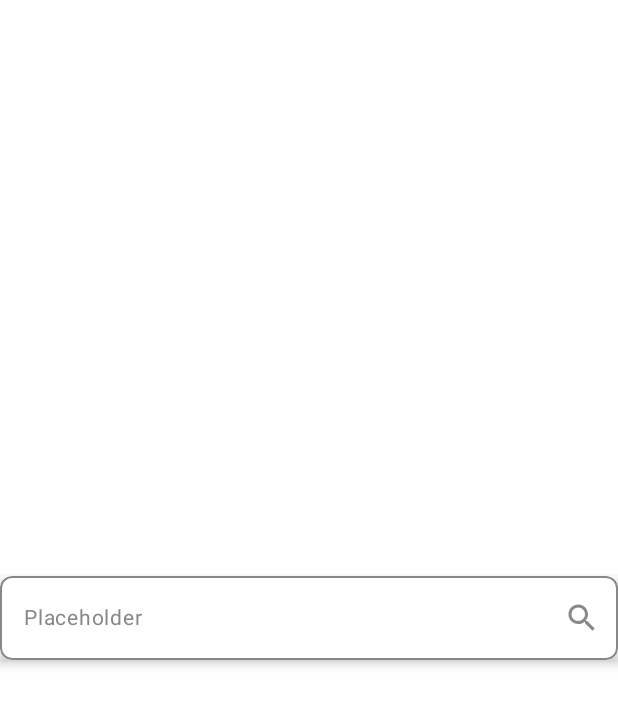
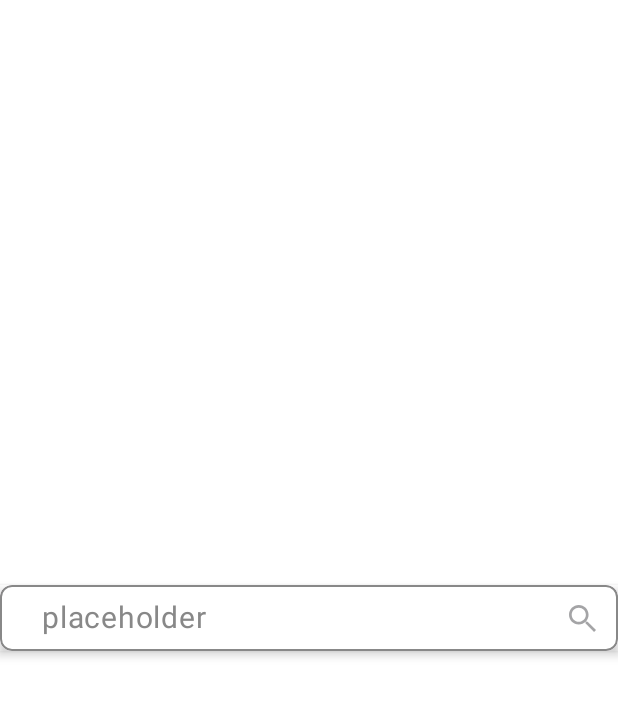
Before and after one commit to OurMenu/OurMenu-Android-V2, an Android app built with Jetpack Compose: the @Preview function SearchBarPreview, on a phone screen of 412 x 824 dp. Shown: the top 706 px of the screen. Run offline under Robolectric (Android 15) with nearby library versions, the phone set to English and light mode, and no system bars.

Commit message:
[refactor]:기존의 SearchBar에 CustomTextField 적용(#14)

```diff
--- a/app/src/main/java/com/kuit/ourmenu/ui/common/SearchBar.kt
+++ b/app/src/main/java/com/kuit/ourmenu/ui/common/SearchBar.kt
@@ -1,76 +1,59 @@
 package com.kuit.ourmenu.ui.common
 
 import androidx.compose.foundation.border
+import androidx.compose.foundation.clickable
 import androidx.compose.foundation.layout.Arrangement
 import androidx.compose.foundation.layout.Column
+import androidx.compose.foundation.layout.PaddingValues
 import androidx.compose.foundation.layout.fillMaxSize
 import androidx.compose.foundation.layout.fillMaxWidth
+import androidx.compose.foundation.layout.height
 import androidx.compose.foundation.shape.RoundedCornerShape
-import androidx.compose.material.icons.Icons
-import androidx.compose.material.icons.filled.Search
 import androidx.compose.material3.Card
 import androidx.compose.material3.Icon
 import androidx.compose.material3.Text
-import androidx.compose.material3.TextField
-import androidx.compose.material3.TextFieldDefaults
 import androidx.compose.runtime.Composable
-import androidx.compose.runtime.getValue
-import androidx.compose.runtime.mutableStateOf
-import androidx.compose.runtime.saveable.rememberSaveable
-import androidx.compose.runtime.setValue
 import androidx.compose.ui.Modifier
 import androidx.compose.ui.draw.clip
 import androidx.compose.ui.draw.shadow
 import androidx.compose.ui.graphics.Color
+import androidx.compose.ui.res.painterResource
 import androidx.compose.ui.text.TextStyle
 import androidx.compose.ui.tooling.preview.Preview
 import androidx.compose.ui.unit.dp
 import androidx.compose.ui.unit.sp
+import com.kuit.ourmenu.R
 
 @Composable
 fun SearchBar(
-    placeholder: String,
     onSearch: () -> Unit,
 ) {
-    var text by rememberSaveable { mutableStateOf("") }
     Card(
         modifier = Modifier
             .shadow(elevation = 4.dp)
             .fillMaxWidth(),
         shape = RoundedCornerShape(8.dp)
     ) {
-        TextField(
-            value = text,
-            onValueChange = { text = it },
-            textStyle = TextStyle(fontSize = 14.sp),
-            placeholder = { Text(placeholder, fontSize = 14.sp) },
-            trailingIcon = {
-                Icon(
-                    imageVector = Icons.Default.Search,
-                    contentDescription = "SearchIcon"
-                )
-            },
+        CustomTextField(
             modifier = Modifier
                 .fillMaxWidth()
                 .border(0.8.dp, Color.Gray, RoundedCornerShape(8.dp))
-                .clip(RoundedCornerShape(8.dp)),
-            colors = TextFieldDefaults.colors(
-                //cursor 색상, 이후에 색상 지정시 변경하려고 일부로 다른 색 지정
-                cursorColor = Color.Blue,
-                //text field 색상
-                focusedContainerColor = Color.White,
-                unfocusedContainerColor = Color.White,
-                //indicator 색상
-                focusedIndicatorColor = Color.Transparent,
-                unfocusedIndicatorColor = Color.Transparent,
-                //placeholder 색상
-                focusedPlaceholderColor = Color.Gray,
-                unfocusedPlaceholderColor = Color.Gray,
-                //검색 icon 색상
-                focusedTrailingIconColor = Color.Gray,
-                unfocusedTrailingIconColor = Color.Gray
-            ),
-            singleLine = true,
+                .clip(RoundedCornerShape(8.dp))
+                .height(44.dp)
+            ,
+            shape = RoundedCornerShape(8.dp),
+            placeHolder = { Text(text = "placeholder", fontSize = 20.sp, color = Color.Gray) },
+            textStyle = TextStyle(fontSize = 20.sp, color = Color(0xFF666668)),
+            trailingIcon = {
+                Icon(
+                    painter = painterResource(R.drawable.ic_searchbar_search),
+                    contentDescription = "Search Icon",
+                    tint = Color.Unspecified,
+                    modifier = Modifier.clickable { onSearch() }
+                )
+            },
+            paddingValues = PaddingValues(start = 28.dp, top = 0.dp, bottom = 0.dp),
+            cursorColor = Color(0xFFFF5420)
         )
     }
 
@@ -81,7 +64,6 @@ fun SearchBar(
 private fun SearchBarPreview() {
     Column(modifier = Modifier.fillMaxSize(), verticalArrangement = Arrangement.Center) {
         SearchBar(
-            placeholder = "Placeholder",
             onSearch = { }
         )
     }
--- /dev/null
+++ b/app/src/main/res/drawable/ic_searchbar_search.xml
@@ -0,0 +1,16 @@
+<vector xmlns:android="http://schemas.android.com/apk/res/android"
+    android:width="18dp"
+    android:height="18dp"
+    android:viewportWidth="18"
+    android:viewportHeight="18">
+  <path
+      android:pathData="M6.523,11.24C9.128,11.24 11.24,9.128 11.24,6.523C11.24,3.918 9.128,1.806 6.523,1.806C3.918,1.806 1.806,3.918 1.806,6.523C1.806,9.128 3.918,11.24 6.523,11.24ZM6.523,13.046C10.126,13.046 13.047,10.126 13.047,6.523C13.047,2.921 10.126,0 6.523,0C2.921,0 0,2.921 0,6.523C0,10.126 2.921,13.046 6.523,13.046Z"
+      android:fillColor="#A4A4A6"
+      android:fillType="evenOdd"/>
+  <path
+      android:pathData="M11.125,12.402L11.094,11.733L11.733,11.094L12.402,11.125L18,16.723L16.723,18L11.125,12.402Z"
+      android:fillColor="#A4A4A6"/>
+  <path
+      android:pathData="M11.733,11.094L11.383,10.744L10.744,11.383L11.094,11.733L11.733,11.094Z"
+      android:fillColor="#A4A4A6"/>
+</vector>
```
